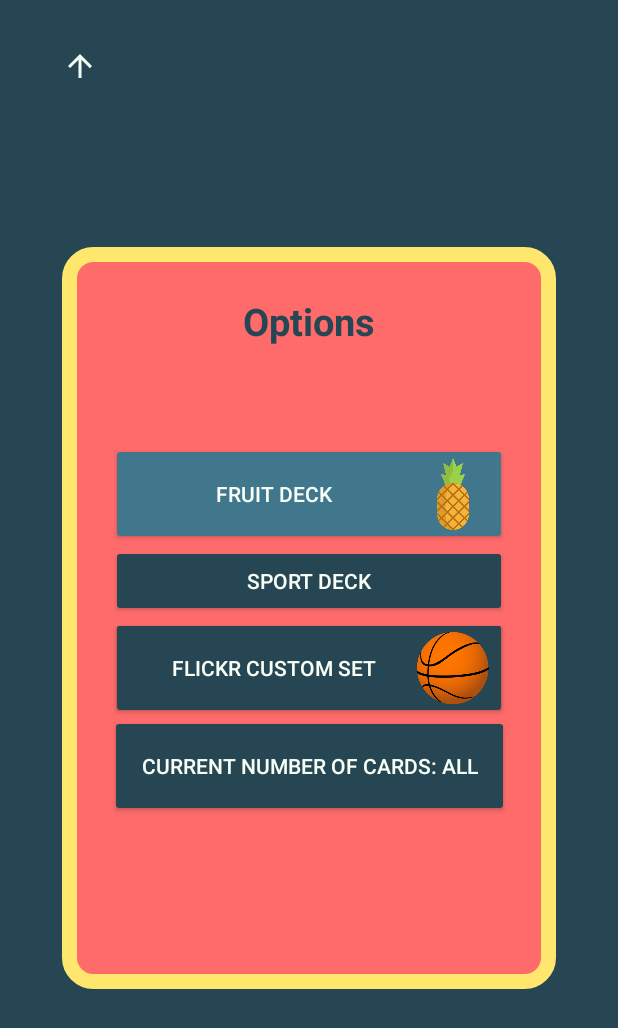
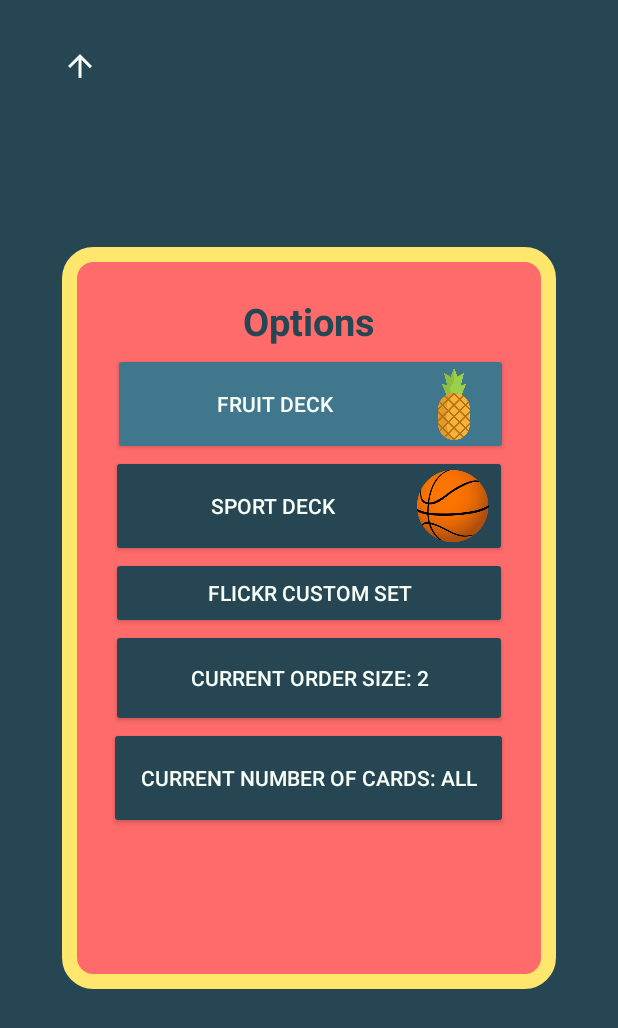
Before and after one commit to VDDDoan/findDaMatch, an Android app: the OptionsActivity screen opened directly, with no data from a screen before it, on a phone screen of 412 x 824 dp. Shown: the top 1028 px of the screen. Run offline under Robolectric (Android 15) with nearby library versions, the phone set to English and light mode, and no system bars.

Commit message:
Merge master to branch

```diff
--- a/app/src/main/res/layout/activity_options.xml
+++ b/app/src/main/res/layout/activity_options.xml
@@ -59,12 +59,13 @@
             android:id="@+id/btn_imageSet0"
             android:layout_width="0dp"
             android:layout_height="wrap_content"
+            android:layout_marginTop="4dp"
             android:backgroundTint="@color/colorCharcoal"
+            android:drawableEnd="@drawable/ic_pineapple"
             android:text="@string/string_fruit_deck"
             android:textColor="@color/colorMintCream"
-            android:layout_marginTop="64dp"
-            android:drawableEnd="@drawable/ic_pineapple"
             app:layout_constraintEnd_toEndOf="parent"
+            app:layout_constraintHorizontal_bias="0.515"
             app:layout_constraintStart_toStartOf="parent"
             app:layout_constraintTop_toBottomOf="@+id/optionTitle"
             app:layout_constraintWidth_percent=".8" />
@@ -76,12 +77,24 @@
             android:width="250dp"
             android:backgroundTint="@color/colorCharcoal"
             android:text="@string/string_sport_deck"
+            android:drawableEnd="@drawable/ic_basketball"
             android:textColor="@color/colorMintCream"
             app:layout_constraintEnd_toEndOf="parent"
             app:layout_constraintStart_toStartOf="parent"
             app:layout_constraintTop_toBottomOf="@+id/btn_imageSet0"
             app:layout_constraintWidth_percent=".8" />
-
+        <Button
+            android:id="@+id/btn_flickr_imageSet"
+            android:layout_width="0dp"
+            android:layout_height="wrap_content"
+            android:width="250dp"
+            android:backgroundTint="@color/colorCharcoal"
+            android:text="Flickr Custom Set"
+            android:textColor="@color/colorMintCream"
+            app:layout_constraintEnd_toEndOf="parent"
+            app:layout_constraintStart_toStartOf="parent"
+            app:layout_constraintWidth_percent=".8"
+            app:layout_constraintTop_toBottomOf="@+id/btn_imageSet1" />
         <Button
             android:id="@+id/orderChangeBtn"
             android:layout_width="264dp"
@@ -92,7 +105,7 @@
             android:textColor="@color/colorMintCream"
             app:layout_constraintEnd_toEndOf="parent"
             app:layout_constraintStart_toStartOf="parent"
-            app:layout_constraintTop_toBottomOf="@+id/btn_imageSet1"
+            app:layout_constraintTop_toBottomOf="@+id/btn_flickr_imageSet"
             app:layout_constraintWidth_percent=".8" />
 
         <Button
@@ -103,26 +116,17 @@
             android:backgroundTint="@color/colorCharcoal"
             android:text="@string/current_number_of_cards"
             android:textColor="@color/colorMintCream"
+            app:layout_constraintBottom_toBottomOf="parent"
             app:layout_constraintEnd_toEndOf="parent"
+            app:layout_constraintHorizontal_bias="0.492"
             app:layout_constraintStart_toStartOf="parent"
             app:layout_constraintTop_toBottomOf="@+id/orderChangeBtn"
+            app:layout_constraintVertical_bias="0.0"
             app:layout_constraintWidth_percent=".8" />
 
-            app:layout_constraintWidth_percent=".8"
+        app:layout_constraintWidth_percent=".8"
             app:layout_constraintTop_toBottomOf="@+id/btn_imageSet0" />
-        <Button
-            android:id="@+id/btn_flickr_imageSet"
-            android:layout_width="0dp"
-            android:layout_height="wrap_content"
-            android:width="250dp"
-            android:backgroundTint="@color/colorCharcoal"
-            android:text="Flickr Custom Set"
-            android:textColor="@color/colorMintCream"
-            android:drawableEnd="@drawable/ic_basketball"
-            app:layout_constraintEnd_toEndOf="parent"
-            app:layout_constraintStart_toStartOf="parent"
-            app:layout_constraintWidth_percent=".8"
-            app:layout_constraintTop_toBottomOf="@+id/btn_imageSet1" />
+
     </androidx.constraintlayout.widget.ConstraintLayout>
 
 
```
Also changed, not shown: app/src/main/res/values/arrays.xml (+20 -0 lines).
